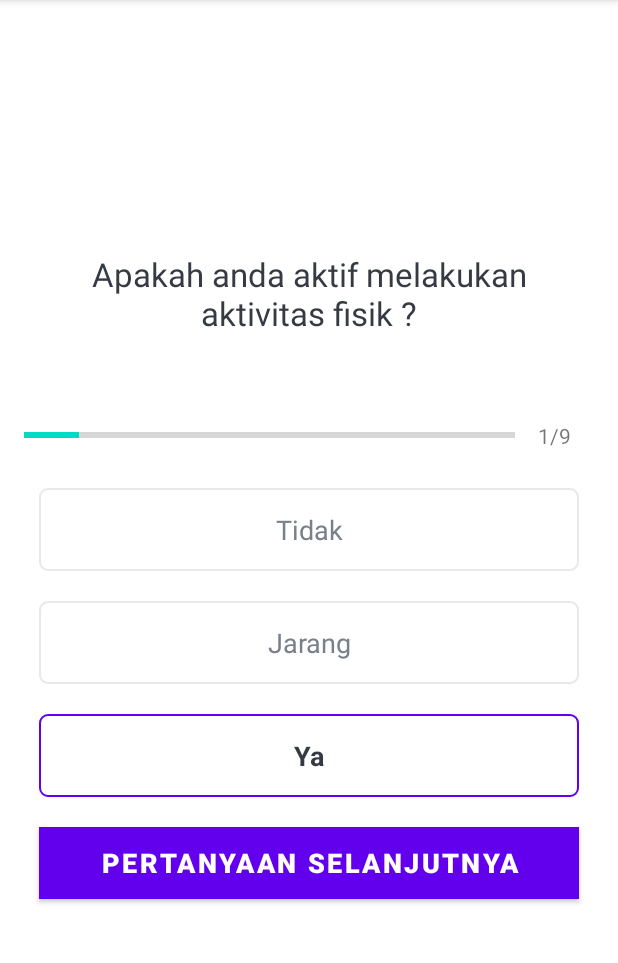
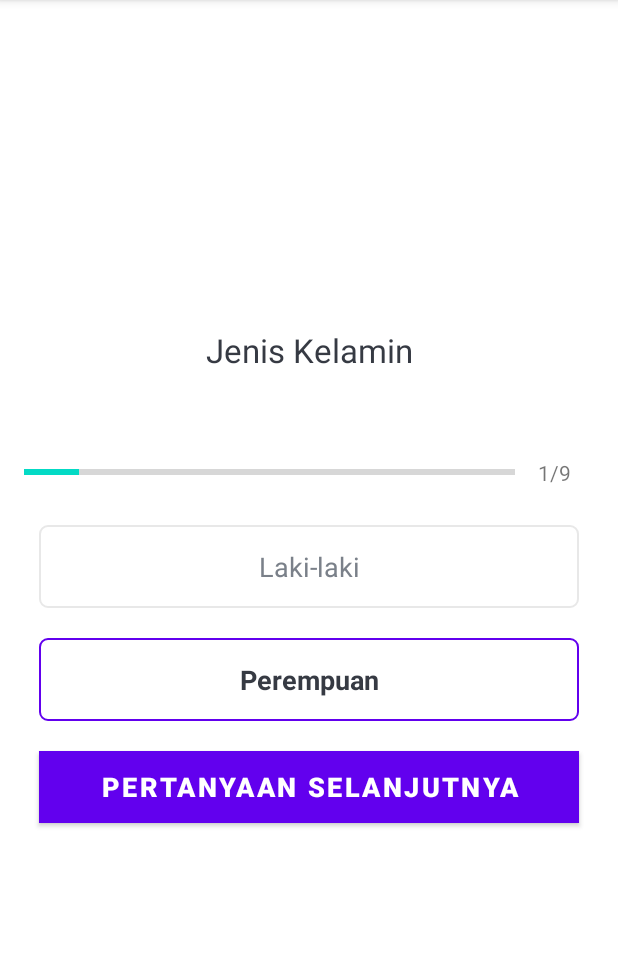
Before and after one commit to immanuelbani12/apadok-sendiri, an Android app: the StrokeFormActivity screen opened directly, with no data from a screen before it, after a tap on "SUBMIT", on a phone screen of 412 x 824 dp, the part 84-1047 px from its top. Run offline under Robolectric (Android 15) with nearby library versions, the light colour scheme and no system bars; 2 statements that could not run were skipped; 3 other taps on this screen came first.

Commit message:
Cek Line

```diff
--- a/app/build.gradle
+++ b/app/build.gradle
@@ -33,6 +33,8 @@ dependencies {
     implementation 'com.google.android.material:material:1.3.0'
     implementation 'androidx.constraintlayout:constraintlayout:2.0.4'
     implementation 'com.google.android.material:material:1.4.0'
+    implementation 'com.google.code.gson:gson:2.8.9'
+    implementation 'com.android.volley:volley:1.2.1'
     testImplementation 'junit:junit:4.+'
     androidTestImplementation 'androidx.test.ext:junit:1.1.2'
     androidTestImplementation 'androidx.test.espresso:espresso-core:3.3.0'
--- a/app/src/main/java/com/example/emrpreventive/shorting/stroke/Form.java
+++ b/app/src/main/java/com/example/emrpreventive/shorting/stroke/Form.java
@@ -2,7 +2,6 @@ package com.example.emrpreventive.shorting.stroke;
 
 class Form {
     int id;
-    int choosenopt;
     int image;
     String question;
     String opt1;
@@ -12,10 +11,6 @@ class Form {
 
     public int getId() {
         return id;
-    }
-
-    public int getChoosenopt() {
-        return choosenopt;
     }
 
     public int getImage() {
--- a/app/src/main/java/com/example/emrpreventive/shorting/stroke/StrokeFormActivity.java
+++ b/app/src/main/java/com/example/emrpreventive/shorting/stroke/StrokeFormActivity.java
@@ -13,18 +13,17 @@ import android.widget.ProgressBar;
 import android.widget.TextView;
 
 import com.example.emrpreventive.R;
-import com.example.emrpreventive.shorting.ShortingActivity;
 
 import java.util.ArrayList;
+import java.util.Arrays;
+import java.util.List;
 
 public class StrokeFormActivity extends AppCompatActivity implements View.OnClickListener {
 
-    private Form[] forms = new Form[10];
+    private Form[] forms = new Form[18];
+    private FormAnswer[] answer = new FormAnswer[18];
     private int CurrentForm = 1;
     private int SelectedOptionPosititon = 0;
-    private int ScoreCardHigh = 0;
-    private int ScoreCardMed = 0;
-    private int ScoreCardLow = 0;
     private TextView tv_option_one,tv_option_two, tv_option_three, tv_option_four, tv_progress, tv_question;
     private Button btn_submit;
     private ProgressBar progressBar;
@@ -57,7 +56,7 @@ public class StrokeFormActivity extends AppCompatActivity implements View.OnClic
 
         defaultOptionsView();
 
-        if (CurrentForm == 10) {
+        if (CurrentForm == 18) {
             btn_submit.setText("Selesai");
         } else {
             btn_submit.setText("Submit");
@@ -77,6 +76,7 @@ public class StrokeFormActivity extends AppCompatActivity implements View.OnClic
     }
 
     private void CheckSet(Form formcheck){
+        // Hide Textbar
         if(formcheck.getOpt1() != ""){
             tv_option_one.setText(formcheck.getOpt1());
             tv_option_one.setOnClickListener(this);
@@ -104,6 +104,9 @@ public class StrokeFormActivity extends AppCompatActivity implements View.OnClic
             tv_option_four.setVisibility(View.VISIBLE);
         } else {
             tv_option_four.setVisibility(View.GONE);
+        }
+        if(formcheck.getOpt1() != "" && formcheck.getOpt2() != "" && formcheck.getOpt3() != "" && formcheck.getOpt4() != ""){
+            // Display TextBar
         }
     }
 
@@ -133,49 +136,55 @@ public class StrokeFormActivity extends AppCompatActivity implements View.OnClic
     public void onClick(View v) {
         switch(v.getId()) {
             case R.id.tv_option_one:
-                selectedOptionView(tv_option_one, 3);
+                selectedOptionView(tv_option_one, 4);
                 break;
             case R.id.tv_option_two:
-                selectedOptionView(tv_option_two, 2);
+                selectedOptionView(tv_option_two, 3);
                 break;
             case R.id.tv_option_three:
-                selectedOptionView(tv_option_three, 1);
+                selectedOptionView(tv_option_three, 2);
                 break;
             case R.id.tv_option_four:
-                selectedOptionView(tv_option_four, 3);
+                selectedOptionView(tv_option_four, 1);
                 break;
             case R.id.btn_submit:
                 if (SelectedOptionPosititon == 0) {
 
                     CurrentForm++;
 
-                    if(CurrentForm <= 10){
+                    if(CurrentForm <= 18){
                         SetForm();
                     } else {
                         Intent intent = new Intent(StrokeFormActivity.this, StrokeResultActivity.class);
-                        intent.putExtra("ScoreHigh", ScoreCardHigh);
-                        intent.putExtra("ScoreMed", ScoreCardMed);
-                        intent.putExtra("ScoreLow", ScoreCardLow);
+                        ArrayList list = new ArrayList<>(Arrays.asList(answer));
+                        intent.putParcelableArrayListExtra("Answers", list);
                         startActivity(intent);
                         finish();
                     }
 
                 } else {
-                    if (CurrentForm == 10) {
-                        btn_submit.setText("Lihat Hasil");
+                    if (CurrentForm == 18) {
+                        btn_submit.setText("Kirim Hasil");
                     } else {
                         btn_submit.setText("Pertanyaan Selanjutnya");
                     }
+
+                    answer[CurrentForm-1].setQuestion(forms[CurrentForm-1].getQuestion());
                     switch (SelectedOptionPosititon){
                         case 1:
-                            ScoreCardLow++;
+                            answer[CurrentForm-1].setAnswer(forms[CurrentForm-1].getOpt1());
                             break;
                         case 2:
-                            ScoreCardMed++;
+                            answer[CurrentForm-1].setAnswer(forms[CurrentForm-1].getOpt2());
                             break;
                         case 3:
-                            ScoreCardHigh++;
+                            answer[CurrentForm-1].setAnswer(forms[CurrentForm-1].getOpt3());
                             break;
+                        case 4:
+                            answer[CurrentForm-1].setAnswer(forms[CurrentForm-1].getOpt4());
+                            break;
+                        default:
+                            // Get answer from TextBar
                     }
                     SelectedOptionPosititon = 0;
                 }
@@ -201,16 +210,24 @@ public class StrokeFormActivity extends AppCompatActivity implements View.OnClic
                 ));
     }
 
-    private final void CreateFormList() {
-        forms[0] = new Form(1,"Apakah anda aktif melakukan aktivitas fisik ?","Tidak","Jarang","Ya","",R.drawable.default_image);
-        forms[1] = new Form(2,"Apakah anda merokok ?","Perokok Aktif","Sedang berusaha berhenti merokok","Tidak Merokok","",R.drawable.default_image);
-        forms[2] = new Form(3,"Apakah anda pernah mengalami tekanan darah tinggi ?","Ya","","Tidak","",R.drawable.default_image);
-        forms[3] = new Form(4,"Masukkan tekanan darah anda saat ini","> 140/90","120 - 139 / 80 - 89","< 120/80","Tidak diketahui",R.drawable.default_image);
-        forms[4] = new Form(5,"Apakah anda pernah mengalami peningkatan kadar gula darah (saat hamil, sakit, pemeriksaan gula darah) ?","Iya","","Tidak","",R.drawable.default_image);
-        forms[5] = new Form(6,"Masukkan kadar gula anda saat ini","> 150","120 - 150","< 120","",R.drawable.default_image);
-        forms[6] = new Form(7,"Berapa kadar Cholesterol anda saat ini ?","> 240","200 - 239","< 200","Tidak diketahui",R.drawable.default_image);
-        forms[7] = new Form(8,"Apakah keluarga memiliki riwayat stroke ?","Ya","","Tidak","Tidak diketahui",R.drawable.default_image);
-        forms[8] = new Form(9,"Apakah menderita gangguan irama jantung ?\n","Ya","","Tidak","Tidak diketahui",R.drawable.default_image);
-        forms[9] = new Form(10,"Apakah menderita obesitas ?\n","Obesitas","Kelebihan berat badan","Berat badan normal","",R.drawable.default_image);
+    private final void CreateFormList(){
+        forms[0] = new Form(1,"Jenis Kelamin","Laki-laki","Perempuan","","",R.drawable.default_image);
+        forms[1] = new Form(2,"Tanggal Lahir","","","","",R.drawable.default_image);
+        forms[2] = new Form(3,"Masukkan tinggi badan (cm)","","","","",R.drawable.default_image);
+        forms[3] = new Form(4,"Masukkan berat badan (kg)","","","","",R.drawable.default_image);
+        forms[4] = new Form(5,"Apakah anda aktif melakukan aktivitas fisik?","Ya","Tidak","Jarang","",R.drawable.default_image);
+        forms[5] = new Form(6,"Apakah anda merokok?","Perokok Aktif","Sedang berusaha berhenti merokok","Tidak Merokok","",R.drawable.default_image);
+        forms[6] = new Form(7,"Ukuran lingkar pinggang (cm)","","","","", R.drawable.default_image);
+        forms[7] = new Form(8,"Apakah anda pernah mengalami tekanan darah tinggi?","Ya","Tidak","","",R.drawable.default_image);
+        forms[8] = new Form(9,"Masukkan tekanan darah anda saat ini:","> 140/90","120 - 139 / 80 - 89","< 120/80","Tidak diketahui",R.drawable.default_image);
+        forms[9] = new Form(10,"Apakah anda pernah mengalami peningkatan kadar gula darah (saat hamil, sakit, pemeriksaan gula darah) ?","Ya","Tidak","","",R.drawable.default_image);
+        forms[10] = new Form(11,"Masukkan kadar gula anda saat ini:","< 120","120 - 150","> 150","",R.drawable.default_image);
+        forms[11] = new Form(12,"Berapa kadar kolesterol anda saat ini? (mmol/L)","> 240","200 - 239","< 200","Tidak diketahui",R.drawable.default_image);
+        forms[12] = new Form(13,"Apakah keluarga memiliki riwayat stroke?","Ya","Tidak","Tidak diketahui","",R.drawable.default_image);
+        forms[13] = new Form(14,"Apakah anda menderita gangguan irama jantung?","Ya","Tidak diketahui","Tidak pernah","",R.drawable.default_image);
+        forms[14] = new Form(15,"Seberapa sering anda makan sayuran, buah-buahan atau beri?","Setiap Hari","Tidak setiap hari","","",R.drawable.default_image);
+        forms[15] = new Form(16,"Apakah mengonsumsi obat anti hipertensi secara reguler?","Tidak","Ya","","",R.drawable.default_image);
+        forms[16] = new Form(17,"Apakah memiliki anggota keluarga atau saudara yang terdiagnosa diabetes? (Diabetes 1 atau Diabetes 2)","Tidak","Ya (Kakek/Nenek, Bibi, Paman, atau sepupu dekat)","Ya (Orang tua, Kakak, Adik, Anak kandung)","",R.drawable.default_image);
+        forms[17] = new Form(18,"Berapakah kadar kolesterol sehat (HDL) anda saat ini (mmol/L)","< 30","30 - 50","> 50","Tidak Diketahui",R.drawable.default_image);
     }
 }
```
Also changed, not shown: app/src/main/java/com/example/emrpreventive/shorting/stroke/FormAnswer.java (added, +58 -0 lines), app/src/main/java/com/example/emrpreventive/shorting/stroke/StrokeResultActivity.java (+68 -0 lines), 1 other file.
